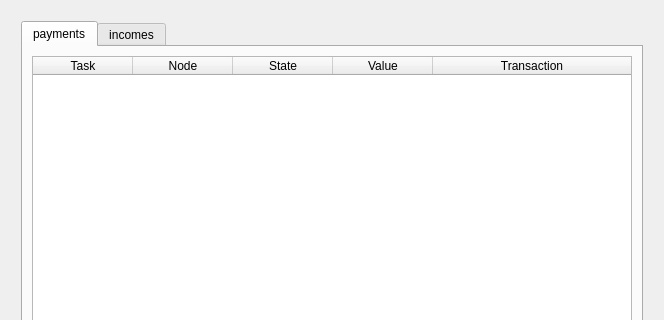
The window that gnr/ui/PaymentsDialog.ui (golemfactory/clay) describes before a commit, drawn with Qt 5; both pictures show x 0 to 664 and y 0 to 320 of the 664 by 622 pixel window.
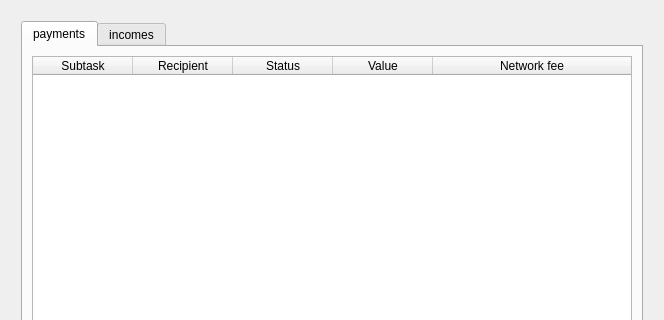
The same window after the commit.

Commit message: Include fee in payments UI

Patch:
```diff
--- a/gnr/ui/PaymentsDialog.ui
+++ b/gnr/ui/PaymentsDialog.ui
@@ -69,7 +69,7 @@
            </attribute>
            <column>
             <property name="text">
-             <string>Task</string>
+             <string>Subtask</string>
             </property>
             <property name="toolTip">
              <string>Subtask identificator</string>
@@ -77,7 +77,7 @@
            </column>
            <column>
             <property name="text">
-             <string>Node</string>
+             <string>Recipient</string>
             </property>
             <property name="toolTip">
              <string>Name of the computing node</string>
@@ -85,7 +85,7 @@
            </column>
            <column>
             <property name="text">
-             <string>State</string>
+             <string>Status</string>
             </property>
             <property name="toolTip">
              <string>Current status of the payment: awaiting, sent or confirmed</string>
@@ -101,7 +101,7 @@
            </column>
            <column>
             <property name="text">
-             <string>Transaction</string>
+             <string>Network fee</string>
             </property>
             <property name="toolTip">
              <string>Ethereum transaction reference</string>
```
Left out of the diff: 6 changed lines with no effect on the pictures. The commit also changes 4 other files.
